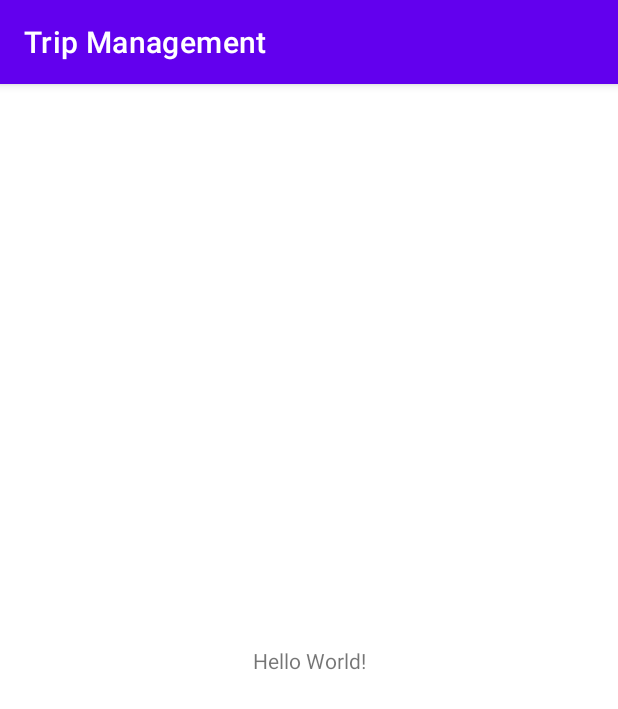
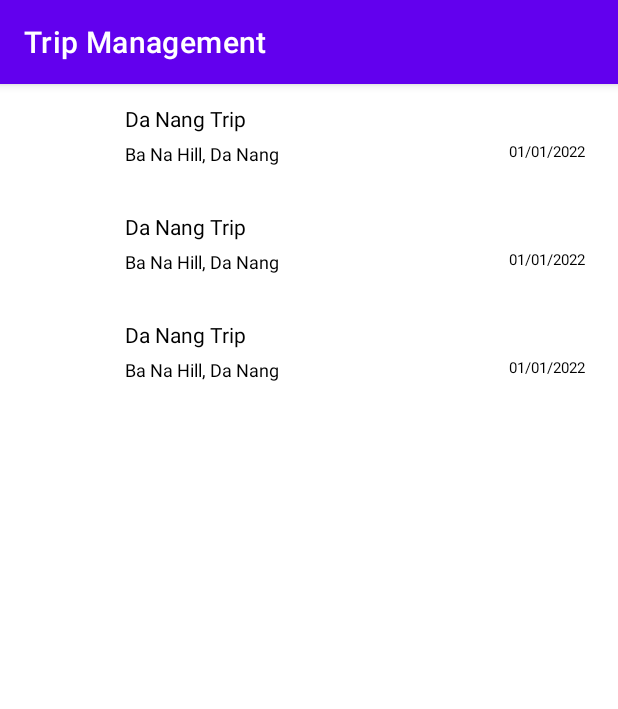
Before and after one commit to luong07734/manage-trips, an Android app: the screen it shows after launch (MainActivity), on a phone screen of 412 x 824 dp. Shown: the top 709 px of the screen. Run offline under Robolectric (Android 15) with nearby library versions, the light colour scheme and no system bars.

Commit message:
Display list of trips
- implement recyclerview
- complete read all DAO

```diff
--- a/app/src/main/java/com/example/tripmanagement/DatabaseHelper.java
+++ b/app/src/main/java/com/example/tripmanagement/DatabaseHelper.java
@@ -25,6 +25,13 @@ public class DatabaseHelper extends SQLiteOpenHelper {
             sqLiteDatabase.execSQL(sql);
         }
 
+        String sql1 = "Insert into trips values (null, 'Da Nang Trip', 'Ba Na Hill, Da Nang', '01/01/2022', 'Yes', 'Fantastic, wonderful, significant, magnificent, outstanding, ...')";
+        sqLiteDatabase.execSQL(sql1);
+        sql1 = "Insert into trips values (null, 'Da Nang Trip', 'Ba Na Hill, Da Nang', '01/01/2022', 'Yes', 'Fantastic, wonderful, significant, magnificent, outstanding, ...')";
+        sqLiteDatabase.execSQL(sql1);
+        sql1 = "Insert into trips values (null, 'Da Nang Trip', 'Ba Na Hill, Da Nang', '01/01/2022', 'Yes', 'Fantastic, wonderful, significant, magnificent, outstanding, ...')";
+        sqLiteDatabase.execSQL(sql1);
+
     }
 
     // invoke when version changed
--- a/app/src/main/java/com/example/tripmanagement/MainActivity.java
+++ b/app/src/main/java/com/example/tripmanagement/MainActivity.java
@@ -1,14 +1,34 @@
 package com.example.tripmanagement;
 
 import androidx.appcompat.app.AppCompatActivity;
+import androidx.recyclerview.widget.LinearLayoutManager;
+import androidx.recyclerview.widget.RecyclerView;
 
 import android.os.Bundle;
 
+import com.example.tripmanagement.adapter.TripListAdapter;
+import com.example.tripmanagement.dao.TripDao;
+import com.example.tripmanagement.model.Trip;
+
+import java.util.ArrayList;
+
 public class MainActivity extends AppCompatActivity {
+
+    RecyclerView rvTrip;
+    TripListAdapter tripListAdapter;
+    ArrayList<Trip> tripList = new ArrayList<>();
 
     @Override
     protected void onCreate(Bundle savedInstanceState) {
         super.onCreate(savedInstanceState);
         setContentView(R.layout.activity_main);
+        rvTrip = findViewById(R.id.trip_list_rv);
+
+        tripList = TripDao.getAll(this);
+        LinearLayoutManager linearLayoutManager = new LinearLayoutManager(this);
+        tripListAdapter = new TripListAdapter(this, tripList);
+        rvTrip.setAdapter(tripListAdapter);
+        rvTrip.setLayoutManager(linearLayoutManager);
+
     }
 }
--- /dev/null
+++ b/app/src/main/java/com/example/tripmanagement/adapter/TripListAdapter.java
@@ -0,0 +1,68 @@
+package com.example.tripmanagement.adapter;
+
+import android.content.Context;
+import android.view.LayoutInflater;
+import android.view.View;
+import android.view.ViewGroup;
+import android.widget.ImageView;
+import android.widget.TextView;
+
+import androidx.annotation.NonNull;
+import androidx.recyclerview.widget.RecyclerView;
+
+import com.example.tripmanagement.R;
+import com.example.tripmanagement.model.Trip;
+
+import java.util.ArrayList;
+
+public class TripListAdapter extends RecyclerView.Adapter<TripListAdapter.ViewHolder> {
+    private Context context;
+    private ArrayList<Trip> tripList;
+
+
+    public TripListAdapter(Context _context, ArrayList<Trip> _tripList){
+        this.tripList = _tripList;
+        this.context = _context;
+    }
+
+    public class ViewHolder extends RecyclerView.ViewHolder{
+
+        private ImageView imgIcon;
+        private TextView txtTripName;
+        private TextView txtDestination;
+        private TextView txtDate;
+        public ViewHolder(@NonNull View itemView){
+            super(itemView);
+            imgIcon = itemView.findViewById(R.id.icon_iv);
+            txtTripName = itemView.findViewById(R.id.trip_name_tv);
+            txtDestination = itemView.findViewById(R.id.destination_tv);
+            txtDate = itemView.findViewById(R.id.date_tv);
+
+        }
+    }
+
+    @NonNull
+    @Override
+    public ViewHolder onCreateViewHolder(@NonNull ViewGroup parent, int viewType) {
+        Context context = parent.getContext();
+        LayoutInflater inflater = LayoutInflater.from(context);
+        View tripView = inflater.inflate(R.layout.row_trip, parent, false);
+        return new ViewHolder(tripView);
+    }
+
+    @Override
+    public void onBindViewHolder(@NonNull ViewHolder holder, int position) {
+        Trip trip = tripList.get(position);
+
+        holder.txtTripName.setText(trip.getTripName());
+        holder.txtDestination.setText(trip.getDestination());
+        holder.txtDate.setText(trip.getDate());
+    }
+
+
+
+    @Override
+    public int getItemCount() {
+        return tripList.size();
+    }
+}
--- a/app/src/main/java/com/example/tripmanagement/dao/TripDao.java
+++ b/app/src/main/java/com/example/tripmanagement/dao/TripDao.java
@@ -29,6 +29,7 @@ public class TripDao {
 
             Trip trip = new Trip(tripId, tripName, destination, date, riskAssessment, description);
             listOfTrips.add(trip);
+            cs.moveToNext();
         }
         cs.close();
         database.close();
--- a/app/src/main/res/layout/activity_main.xml
+++ b/app/src/main/res/layout/activity_main.xml
@@ -6,13 +6,17 @@
     android:layout_height="match_parent"
     tools:context=".MainActivity">
 
-    <TextView
-        android:layout_width="wrap_content"
-        android:layout_height="wrap_content"
-        android:text="Hello World!"
+    <androidx.recyclerview.widget.RecyclerView
+        android:id="@+id/trip_list_rv"
+        android:layout_width="match_parent"
+        android:layout_height="0dp"
         app:layout_constraintBottom_toBottomOf="parent"
         app:layout_constraintEnd_toEndOf="parent"
         app:layout_constraintStart_toStartOf="parent"
-        app:layout_constraintTop_toTopOf="parent" />
+        app:layout_constraintTop_toTopOf="parent">
+
+
+    </androidx.recyclerview.widget.RecyclerView>
+
 
 </androidx.constraintlayout.widget.ConstraintLayout>
--- /dev/null
+++ b/app/src/main/res/layout/row_trip.xml
@@ -0,0 +1,63 @@
+<?xml version="1.0" encoding="utf-8"?>
+<RelativeLayout xmlns:android="http://schemas.android.com/apk/res/android"
+    android:layout_width="fill_parent"
+    android:layout_height="72dp"
+    android:clickable="true"
+    android:padding="6dip">
+
+    <ImageView
+        android:id="@+id/icon_iv"
+        android:layout_width="45dp"
+        android:layout_height="45dp"
+        android:layout_alignParentStart="true"
+        android:layout_alignParentLeft="true"
+        android:layout_centerVertical="true"
+        android:layout_marginStart="19dp"
+        android:layout_marginLeft="16dp"
+        android:padding="0dp" />
+
+    <TextView
+        android:id="@+id/destination_tv"
+        android:layout_width="fill_parent"
+        android:layout_height="wrap_content"
+        android:layout_below="@+id/trip_name_tv"
+        android:layout_alignParentRight="true"
+        android:layout_marginLeft="72dp"
+        android:layout_marginRight="16dp"
+        android:ellipsize="marquee"
+        android:paddingLeft="5dp"
+        android:singleLine="true"
+        android:text="Content"
+        android:textColor="@color/black"
+        android:textSize="12sp" />
+
+    <TextView
+        android:id="@+id/trip_name_tv"
+        android:layout_width="fill_parent"
+        android:layout_height="wrap_content"
+        android:layout_alignWithParentIfMissing="true"
+        android:layout_alignTop="@+id/icon_iv"
+        android:layout_alignParentEnd="true"
+        android:layout_alignParentRight="true"
+        android:layout_marginLeft="72dp"
+        android:layout_marginRight="16dp"
+        android:gravity="center_vertical"
+        android:paddingLeft="5dp"
+        android:paddingBottom="5dp"
+        android:text="Username"
+        android:textColor="@color/black"
+        android:textSize="14sp" />
+
+    <TextView
+        android:id="@+id/date_tv"
+        android:layout_width="wrap_content"
+        android:layout_height="wrap_content"
+        android:layout_below="@+id/trip_name_tv"
+        android:layout_alignEnd="@+id/destination_tv"
+        android:layout_alignRight="@+id/destination_tv"
+        android:text="time"
+        android:textAppearance="?android:attr/textAppearanceSmall"
+        android:textColor="@color/black"
+        android:textSize="10sp" />
+
+</RelativeLayout>
```
